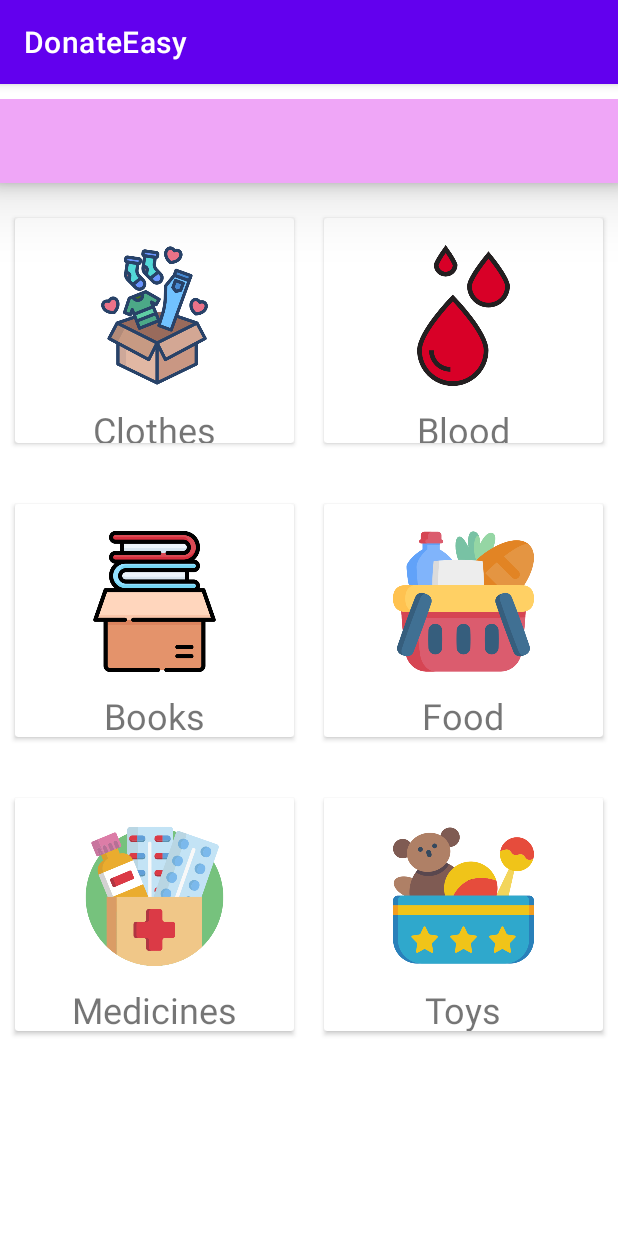
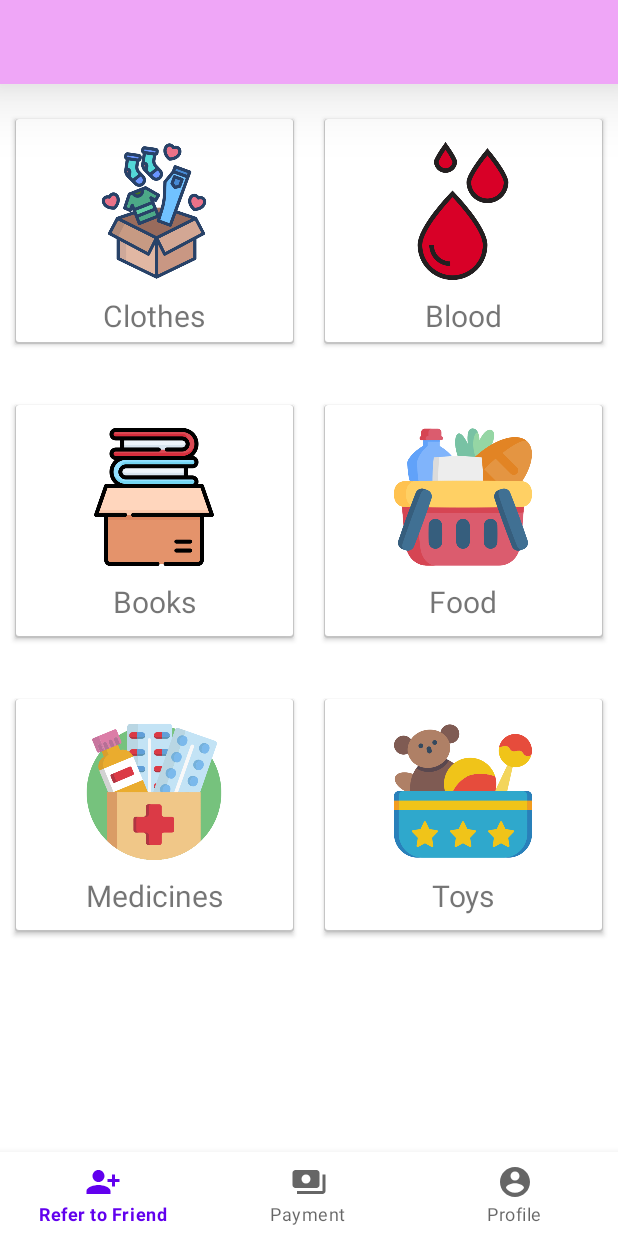
Before and after one commit to sukhdeepsumit/DonateEasy, an Android app: the screen it shows after launch once a user with an empty profile is signed in (Dashboard), on a phone screen of 412 x 824 dp. Run offline under Robolectric (Android 15) with nearby library versions, the phone set to English and light mode, and no system bars; our stand-ins replace Firebase (no records; nobody signed in at launch, a user with empty details on screens opened directly); libraries missing offline, so code that uses them is left out: com.hbb20, com.shobhitpuri.custombuttons; Roboto replaces fonts that are not available here; 4 statements that could not run were skipped.

Commit message:
dashboard

```diff
--- a/app/src/main/java/com/app_devs/DonateEasy/Dashboard.java
+++ b/app/src/main/java/com/app_devs/DonateEasy/Dashboard.java
@@ -102,11 +102,6 @@ public class Dashboard extends AppCompatActivity {
     private void getLocation() {
         fusedLocationProviderClient.getLastLocation().addOnSuccessListener(this, location -> {
             Log.i("LOCATION_CHECK", String.valueOf(location));
-            try {
-                checkNullLocation(location);
-            } catch (InterruptedException e) {
-                e.printStackTrace();
-            }
             if (location != null) {
                 Geocoder geocoder = new Geocoder(this, Locale.getDefault());
                 try {
@@ -137,7 +132,7 @@ public class Dashboard extends AppCompatActivity {
         firestore.collection("Users").document().set(map);
     }
 
-    private void checkNullLocation(Location location) throws InterruptedException {
+    /*private void checkNullLocation(Location location) throws InterruptedException {
         final CountDownLatch latch = new CountDownLatch(1);
 
         new Thread(() -> {
@@ -148,7 +143,7 @@ public class Dashboard extends AppCompatActivity {
 
         boolean done = latch.await(1, TimeUnit.SECONDS);
         Log.i("DONE_LATCH", String.valueOf(done));
-    }
+    }*/
 
     @Override
     public void onRequestPermissionsResult(int requestCode, @NonNull String[] permissions, @NonNull int[] grantResults) {
--- /dev/null
+++ b/app/src/main/res/drawable/layout_bg.xml
@@ -0,0 +1,20 @@
+<?xml version="1.0" encoding="utf-8"?>
+<layer-list xmlns:android="http://schemas.android.com/apk/res/android">
+    <item>
+        <shape android:shape="rectangle">
+            <solid android:color="#CABBBBBB"/>
+            <corners android:radius="2sp" />
+        </shape>
+    </item>
+
+    <item
+        android:left="1sp"
+        android:right="1sp"
+        android:top="0sp"
+        android:bottom="1.5sp">
+        <shape android:shape="rectangle">
+            <solid android:color="@android:color/white"/>
+            <corners android:radius="2sp" />
+        </shape>
+    </item>
+</layer-list>
--- a/app/src/main/res/layout/activity_dashboard.xml
+++ b/app/src/main/res/layout/activity_dashboard.xml
@@ -4,7 +4,6 @@
     xmlns:tools="http://schemas.android.com/tools"
     android:layout_width="match_parent"
     android:layout_height="match_parent"
-    android:layout_marginTop="10dp"
     android:elevation="2dp"
     tools:context=".Dashboard">
 
@@ -29,12 +28,14 @@
 
             <RelativeLayout
                 android:layout_width="match_parent"
-                android:layout_height="match_parent">
+                android:layout_height="match_parent"
+                android:elevation="15sp"
+                android:background="@drawable/layout_bg">
 
                 <ImageView
                     android:id="@+id/clothes"
-                    android:layout_width="94dp"
-                    android:layout_height="99dp"
+                    android:layout_width="92sp"
+                    android:layout_height="92sp"
                     android:layout_centerHorizontal="true"
                     android:layout_marginTop="15dp"
                     app:srcCompat="@drawable/clothes" />
@@ -48,7 +49,7 @@
                     android:layout_marginTop="10dp"
                     android:fontFamily="@font/aclonica"
                     android:text="@string/clothes"
-                    android:textSize="24sp" />
+                    android:textSize="20sp" />
 
             </RelativeLayout>
         </androidx.cardview.widget.CardView>
@@ -62,12 +63,14 @@
 
             <RelativeLayout
                 android:layout_width="match_parent"
-                android:layout_height="match_parent">
+                android:layout_height="match_parent"
+                android:elevation="15sp"
+                android:background="@drawable/layout_bg">
 
                 <ImageView
                     android:id="@+id/blood"
-                    android:layout_width="94dp"
-                    android:layout_height="99dp"
+                    android:layout_width="92sp"
+                    android:layout_height="92sp"
                     android:layout_centerHorizontal="true"
                     android:layout_marginTop="15dp"
                     app:srcCompat="@drawable/blood" />
@@ -81,7 +84,7 @@
                     android:layout_marginTop="10dp"
                     android:fontFamily="@font/aclonica"
                     android:text="@string/blood"
-                    android:textSize="24sp" />
+                    android:textSize="20sp" />
 
             </RelativeLayout>
         </androidx.cardview.widget.CardView>
@@ -107,12 +110,14 @@
 
             <RelativeLayout
                 android:layout_width="match_parent"
-                android:layout_height="match_parent">
+                android:layout_height="match_parent"
+                android:elevation="15sp"
+                android:background="@drawable/layout_bg">
 
                 <ImageView
                     android:id="@+id/books"
-                    android:layout_width="94dp"
-                    android:layout_height="99dp"
+                    android:layout_width="92sp"
+                    android:layout_height="92sp"
                     android:layout_centerHorizontal="true"
                     android:layout_marginTop="15dp"
                     app:srcCompat="@drawable/book" />
@@ -126,7 +131,7 @@
                     android:layout_marginTop="10dp"
                     android:fontFamily="@font/aclonica"
                     android:text="@string/books"
-                    android:textSize="24sp" />
+                    android:textSize="20sp" />
 
             </RelativeLayout>
         </androidx.cardview.widget.CardView>
@@ -140,12 +145,14 @@
 
             <RelativeLayout
                 android:layout_width="match_parent"
-                android:layout_height="match_parent">
+                android:layout_height="match_parent"
+                android:elevation="15sp"
+                android:background="@drawable/layout_bg">
 
                 <ImageView
                     android:id="@+id/foods"
-                    android:layout_width="94dp"
-                    android:layout_height="99dp"
+                    android:layout_width="92sp"
+                    android:layout_height="92sp"
                     android:layout_centerHorizontal="true"
                     android:layout_marginTop="15dp"
                     app:srcCompat="@drawable/groceries" />
@@ -159,7 +166,7 @@
                     android:layout_marginTop="10dp"
                     android:fontFamily="@font/aclonica"
                     android:text="@string/food"
-                    android:textSize="24sp" />
+                    android:textSize="20sp" />
 
             </RelativeLayout>
         </androidx.cardview.widget.CardView>
@@ -185,12 +192,14 @@
 
             <RelativeLayout
                 android:layout_width="match_parent"
-                android:layout_height="match_parent">
+                android:layout_height="match_parent"
+                android:elevation="15sp"
+                android:background="@drawable/layout_bg">
 
                 <ImageView
                     android:id="@+id/medicine"
-                    android:layout_width="94dp"
-                    android:layout_height="99dp"
+                    android:layout_width="92sp"
+                    android:layout_height="92sp"
                     android:layout_centerHorizontal="true"
                     android:layout_marginTop="15dp"
                     app:srcCompat="@drawable/medicine" />
@@ -204,7 +213,7 @@
                     android:layout_marginTop="10dp"
                     android:fontFamily="@font/aclonica"
                     android:text="@string/medicines"
-                    android:textSize="24sp" />
+                    android:textSize="20sp" />
 
             </RelativeLayout>
         </androidx.cardview.widget.CardView>
@@ -218,12 +227,14 @@
 
             <RelativeLayout
                 android:layout_width="match_parent"
-                android:layout_height="match_parent">
+                android:layout_height="match_parent"
+                android:elevation="15sp"
+                android:background="@drawable/layout_bg">
 
                 <ImageView
                     android:id="@+id/toys"
-                    android:layout_width="94dp"
-                    android:layout_height="99dp"
+                    android:layout_width="92sp"
+                    android:layout_height="92sp"
                     android:layout_centerHorizontal="true"
                     android:layout_marginTop="15dp"
                     app:srcCompat="@drawable/toys" />
@@ -237,7 +248,7 @@
                     android:layout_marginTop="10dp"
                     android:fontFamily="@font/aclonica"
                     android:text="@string/toys"
-                    android:textSize="24sp" />
+                    android:textSize="20sp" />
 
             </RelativeLayout>
         </androidx.cardview.widget.CardView>
@@ -248,22 +259,20 @@
         android:layout_width="match_parent"
         android:layout_height="wrap_content"
         app:flow_verticalAlign="baseline"
+        app:layout_constraintBottom_toBottomOf="parent"
+        app:layout_constraintEnd_toEndOf="parent"
+        app:layout_constraintStart_toStartOf="parent"
+        android:elevation="15sp"
         app:menu="@menu/bottom_navigation"
-        tools:ignore="MissingConstraints"
-        tools:layout_editor_absoluteX="16dp"
-        tools:layout_editor_absoluteY="659dp">
-
+        tools:ignore="MissingConstraints">
 
     </com.google.android.material.bottomnavigation.BottomNavigationView>
 
     <include
         android:id="@+id/toolbar"
         layout="@layout/toolbar"
-        tools:layout_editor_absoluteX="-16dp"
-        tools:layout_editor_absoluteY="-7dp"
-
-
-        />
+        app:layout_constraintEnd_toEndOf="parent"
+        app:layout_constraintTop_toTopOf="parent" />
 
 
 </androidx.constraintlayout.widget.ConstraintLayout>
--- a/app/src/main/res/layout/toolbar.xml
+++ b/app/src/main/res/layout/toolbar.xml
@@ -2,7 +2,6 @@
 <androidx.appcompat.widget.Toolbar xmlns:android="http://schemas.android.com/apk/res/android"
     android:layout_width="match_parent"
     android:layout_height="wrap_content"
+    xmlns:app="http://schemas.android.com/apk/res-auto"
     android:background="#efa6f7"
-    android:elevation="30dp">
-
-</androidx.appcompat.widget.Toolbar>
+    android:elevation="30dp" />
--- a/app/src/main/res/menu/bottom_navigation.xml
+++ b/app/src/main/res/menu/bottom_navigation.xml
@@ -3,16 +3,16 @@
     xmlns:app="http://schemas.android.com/apk/res-auto">
 
     <item
-        android:id="@+id/profile"
-        android:icon="@drawable/ic_baseline_account_circle_24"
-        android:title="@string/profile"/>
+        android:id="@+id/Refer"
+        android:icon="@drawable/ic_baseline_person_add_alt_1_24"
+        android:title="@string/refer_to_friend"/>
     <item
         android:id="@+id/payment"
         android:icon="@drawable/ic_baseline_payments_24"
         android:title="@string/payment"/>
     <item
-        android:id="@+id/Refer"
-        android:icon="@drawable/ic_baseline_person_add_alt_1_24"
-        android:title="@string/refer_to_friend"/>
+        android:id="@+id/profile"
+        android:icon="@drawable/ic_baseline_account_circle_24"
+        android:title="@string/profile"/>
 
 </menu>
--- a/app/src/main/res/values/themes.xml
+++ b/app/src/main/res/values/themes.xml
@@ -1,6 +1,6 @@
 <resources xmlns:tools="http://schemas.android.com/tools">
     <!-- Base application theme. -->
-    <style name="Theme.DonateEasy" parent="Theme.MaterialComponents.DayNight.DarkActionBar">
+    <style name="Theme.DonateEasy" parent="Theme.MaterialComponents.DayNight.NoActionBar">
         <!-- Primary brand color. -->
         <item name="colorPrimary">@color/purple_500</item>
         <item name="colorPrimaryVariant">@color/purple_700</item>
```
